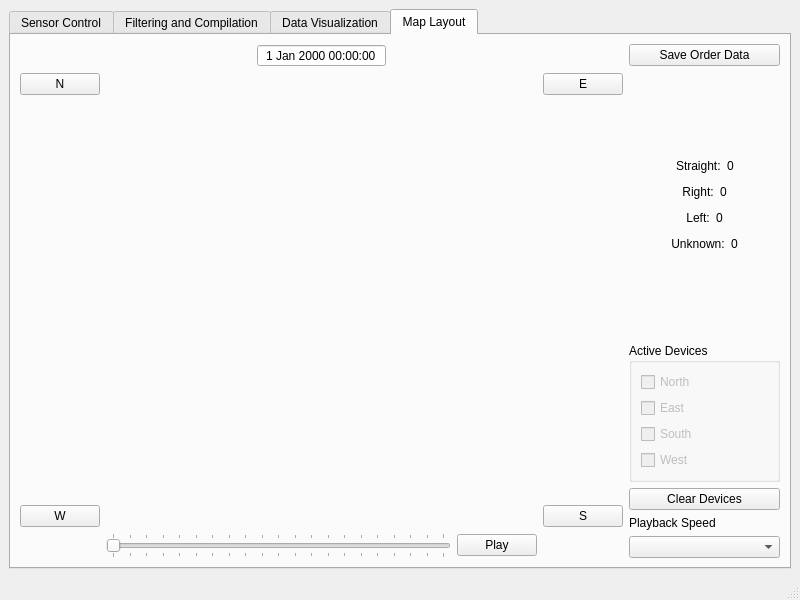
Above: rcdsWindow.ui from CapstoneFlows/rcds-python before the change. Below: the same form after it.
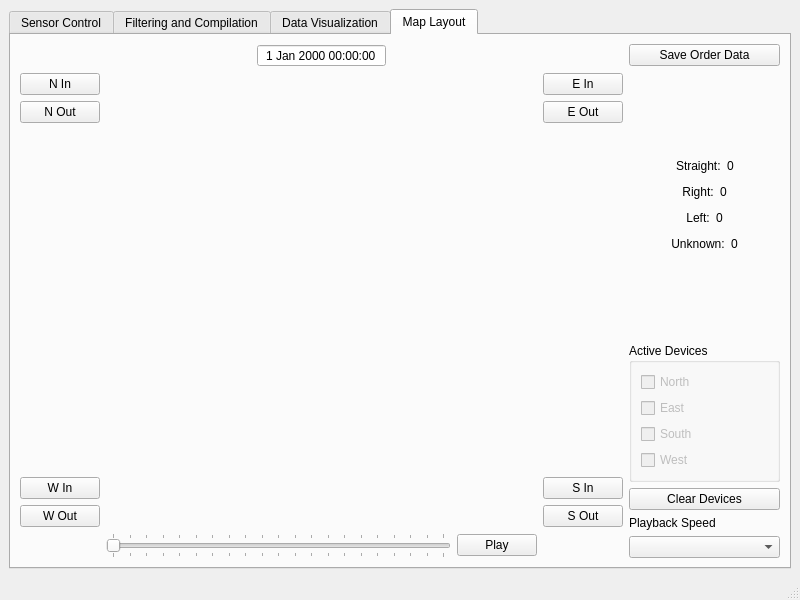
That is the form after the change. The open tabs and pages were chosen to show the change. Icons and pictures are not drawn. Custom widgets are drawn as their Qt base class.

Commit message: Forgot to do input/output sensors

The edit to the form file:
```diff
--- a/rcdsWindow.ui
+++ b/rcdsWindow.ui
@@ -742,7 +742,14 @@
                 <item>
                  <widget class="QPushButton" name="nButton">
                   <property name="text">
-                   <string>N</string>
+                   <string>N In</string>
+                  </property>
+                 </widget>
+                </item>
+                <item>
+                 <widget class="QPushButton" name="nOutButton">
+                  <property name="text">
+                   <string>N Out</string>
                   </property>
                  </widget>
                 </item>
@@ -762,7 +769,14 @@
                 <item>
                  <widget class="QPushButton" name="wButton">
                   <property name="text">
-                   <string>W</string>
+                   <string>W In</string>
+                  </property>
+                 </widget>
+                </item>
+                <item>
+                 <widget class="QPushButton" name="wOutButton">
+                  <property name="text">
+                   <string>W Out</string>
                   </property>
                  </widget>
                 </item>
@@ -776,7 +790,14 @@
                 <item>
                  <widget class="QPushButton" name="eButton">
                   <property name="text">
-                   <string>E</string>
+                   <string>E In</string>
+                  </property>
+                 </widget>
+                </item>
+                <item>
+                 <widget class="QPushButton" name="eOutButton">
+                  <property name="text">
+                   <string>E Out</string>
                   </property>
                  </widget>
                 </item>
@@ -796,7 +817,14 @@
                 <item>
                  <widget class="QPushButton" name="sButton">
                   <property name="text">
-                   <string>S</string>
+                   <string>S In</string>
+                  </property>
+                 </widget>
+                </item>
+                <item>
+                 <widget class="QPushButton" name="sOutButton">
+                  <property name="text">
+                   <string>S Out</string>
                   </property>
                  </widget>
                 </item>
```
Left out of the diff: 20 changed lines with no effect on the pictures. The commit also changes 1 other file.
